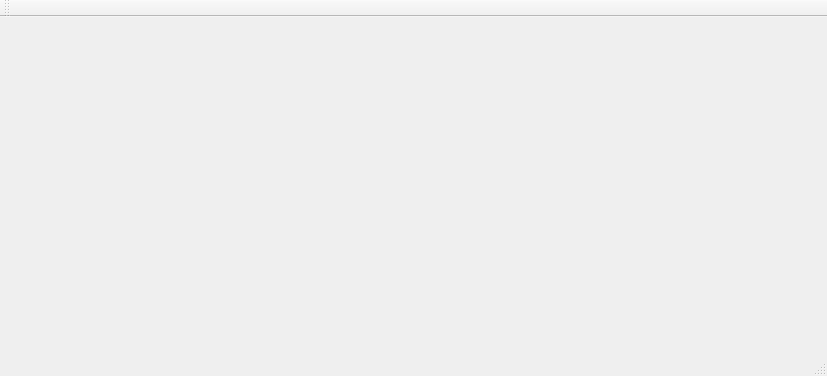
Before: the Qt Designer form VisualForMilanRF/RangeTableValue.ui in AnatolySolovyev12/VisualForMilanRF, drawn with Qt 5.
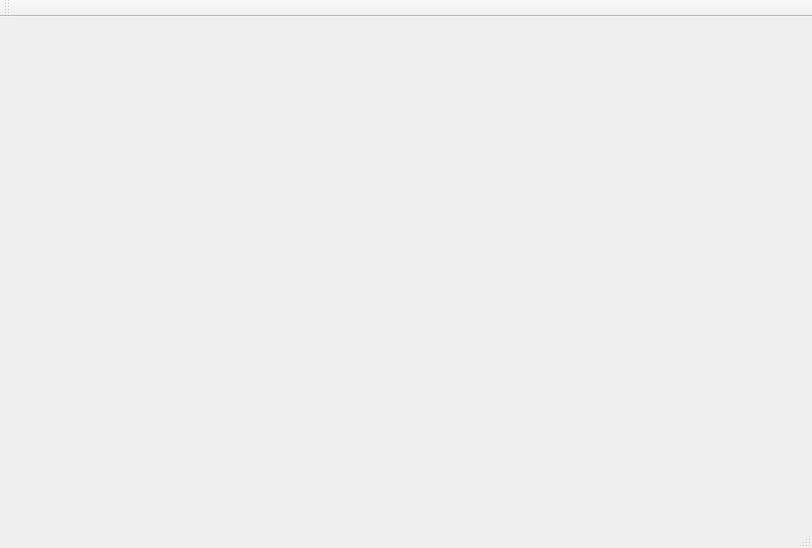
After: the same form once the commit is applied.

What changed in the file:
```diff
--- a/VisualForMilanRF/RangeTableValue.ui
+++ b/VisualForMilanRF/RangeTableValue.ui
@@ -6,10 +6,16 @@
    <rect>
     <x>0</x>
     <y>0</y>
-    <width>827</width>
-    <height>376</height>
+    <width>812</width>
+    <height>548</height>
    </rect>
   </property>
+  <property name="minimumSize">
+   <size>
+    <width>500</width>
+    <height>500</height>
+   </size>
+  </property>
   <property name="windowTitle">
    <string>RangeTableValue</string>
   </property>
```
Left out of the diff: 2 changed lines with no effect on the pictures.
